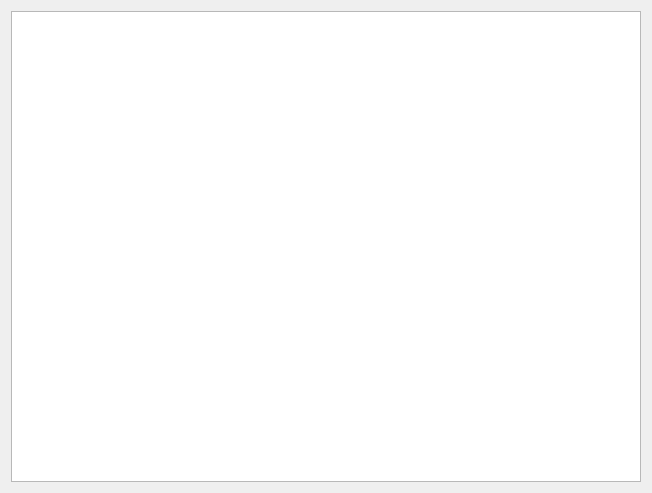
The window that testform.ui (AOtrans/HKVersionAPI) describes before a commit, drawn with Qt 5.
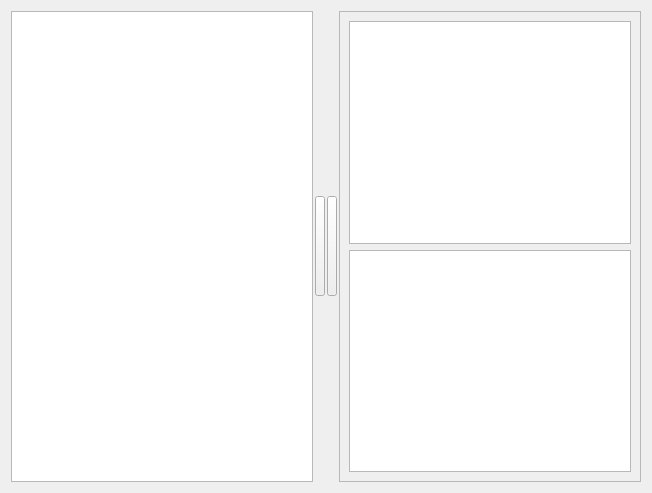
The same window after the commit.

Commit message: add right tree; fix bugs

Diff of the .ui file:
```diff
--- a/testform.ui
+++ b/testform.ui
@@ -13,9 +13,12 @@
   <property name="windowTitle">
    <string>Form</string>
   </property>
-  <layout class="QHBoxLayout" name="horizontalLayout_2">
+  <layout class="QVBoxLayout" name="verticalLayout_2">
    <item>
-    <layout class="QHBoxLayout" name="horizontalLayout" stretch="1,5">
+    <layout class="QHBoxLayout" name="horizontalLayout" stretch="1,0,5,0,1">
+     <property name="spacing">
+      <number>2</number>
+     </property>
      <item>
       <widget class="QTreeView" name="leftTreeView">
        <property name="styleSheet">
@@ -23,9 +26,77 @@
        </property>
       </widget>
      </item>
+     <item>
+      <widget class="QPushButton" name="pbcleft">
+       <property name="minimumSize">
+        <size>
+         <width>0</width>
+         <height>100</height>
+        </size>
+       </property>
+       <property name="maximumSize">
+        <size>
+         <width>10</width>
+         <height>16777215</height>
+        </size>
+       </property>
+       <property name="text">
+        <string/>
+       </property>
+      </widget>
+     </item>
      <item>
       <layout class="QGridLayout" name="gridLayout"/>
      </item>
+     <item>
+      <widget class="QPushButton" name="pbcright">
+       <property name="sizePolicy">
+        <sizepolicy hsizetype="Minimum" vsizetype="Fixed">
+         <horstretch>0</horstretch>
+         <verstretch>0</verstretch>
+        </sizepolicy>
+       </property>
+       <property name="minimumSize">
+        <size>
+         <width>0</width>
+         <height>100</height>
+        </size>
+       </property>
+       <property name="maximumSize">
+        <size>
+         <width>10</width>
+         <height>16777215</height>
+        </size>
+       </property>
+       <property name="baseSize">
+        <size>
+         <width>0</width>
+         <height>0</height>
+        </size>
+       </property>
+       <property name="text">
+        <string/>
+       </property>
+      </widget>
+     </item>
+     <item>
+      <widget class="QFrame" name="frame">
+       <property name="frameShape">
+        <enum>QFrame::StyledPanel</enum>
+       </property>
+       <property name="frameShadow">
+        <enum>QFrame::Raised</enum>
+       </property>
+       <layout class="QVBoxLayout" name="verticalLayout">
+        <item>
+         <widget class="QTreeView" name="rightTreeView_1"/>
+        </item>
+        <item>
+         <widget class="QTreeView" name="rightTreeView_2"/>
+        </item>
+       </layout>
+      </widget>
+     </item>
     </layout>
    </item>
   </layout>
```
Left out of the diff: 1 changed line with no effect on the pictures. The commit also changes 25 other files.
